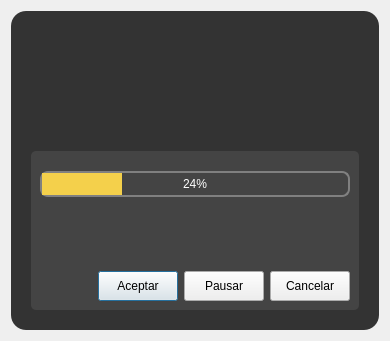
First picture: the form in app/ui/dialog_loanding.ui, repository edwinar13/MPM-UN, before the edit.
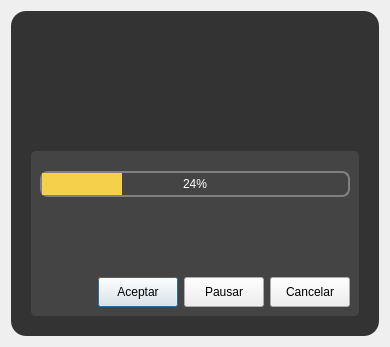
Second picture: the form after the edit. Icons and pictures are not drawn.

```diff
--- a/app/ui/dialog_loanding.ui
+++ b/app/ui/dialog_loanding.ui
@@ -10,7 +10,7 @@
     <x>0</x>
     <y>0</y>
     <width>390</width>
-    <height>341</height>
+    <height>347</height>
    </rect>
   </property>
   <property name="sizePolicy">
```
Left out of the diff: 10 changed lines with no effect on the pictures.
